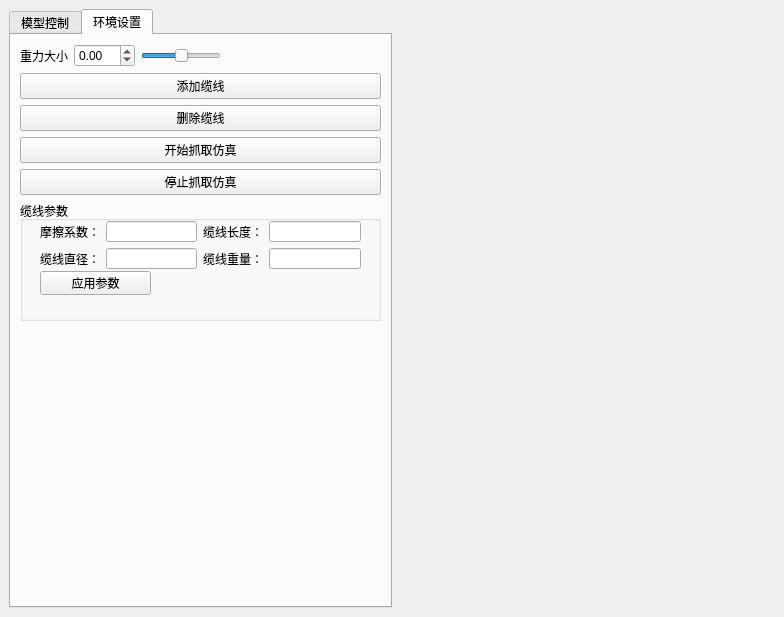
First picture: the form in ui/MainWindow.ui, repository unishuai/softSim, before the edit.
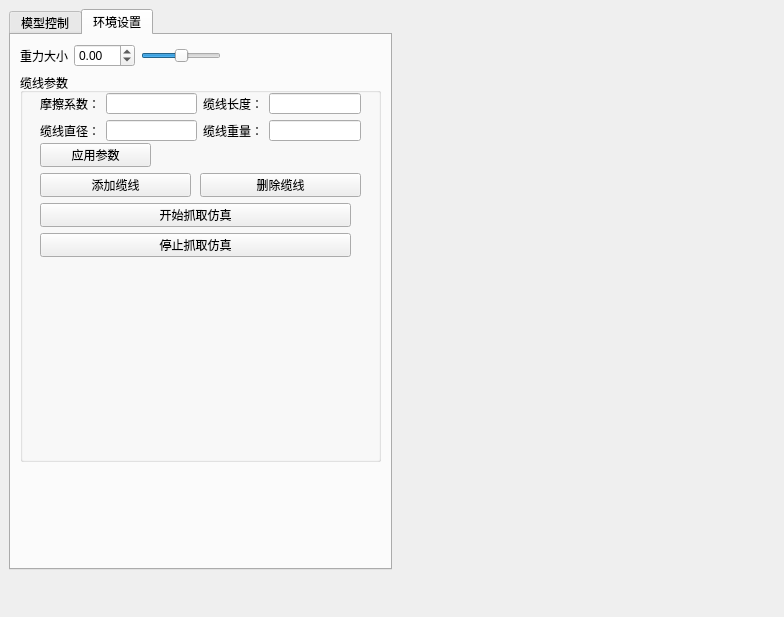
Second picture: the form after the edit. Icons and pictures are not drawn.

Commit message: 修改了界面，然后尝试添加了正压力和摩擦力，暂时遇到了困难

```diff
--- a/ui/MainWindow.ui
+++ b/ui/MainWindow.ui
@@ -460,7 +460,7 @@
          <attribute name="title">
           <string>环境设置</string>
          </attribute>
-         <layout class="QVBoxLayout" name="verticalLayout">
+         <layout class="QVBoxLayout" name="verticalLayout" stretch="1,8,2">
           <item>
            <layout class="QHBoxLayout" name="horizontalLayout_3">
             <item>
@@ -530,34 +530,6 @@
             </item>
            </layout>
           </item>
-          <item>
-           <widget class="QPushButton" name="btn_addCable">
-            <property name="text">
-             <string>添加缆线</string>
-            </property>
-           </widget>
-          </item>
-          <item>
-           <widget class="QPushButton" name="btn_removeCable">
-            <property name="text">
-             <string>删除缆线</string>
-            </property>
-           </widget>
-          </item>
-          <item>
-           <widget class="QPushButton" name="btn_startgraspSim">
-            <property name="text">
-             <string>开始抓取仿真</string>
-            </property>
-           </widget>
-          </item>
-          <item>
-           <widget class="QPushButton" name="btn_stopGraspSim">
-            <property name="text">
-             <string>停止抓取仿真</string>
-            </property>
-           </widget>
-          </item>
           <item>
            <widget class="QGroupBox" name="groupBox_3">
             <property name="sizePolicy">
@@ -640,6 +612,58 @@
               </item>
              </layout>
             </widget>
+            <widget class="QPushButton" name="btn_addCable">
+             <property name="geometry">
+              <rect>
+               <x>20</x>
+               <y>100</y>
+               <width>151</width>
+               <height>24</height>
+              </rect>
+             </property>
+             <property name="text">
+              <string>添加缆线</string>
+             </property>
+            </widget>
+            <widget class="QPushButton" name="btn_removeCable">
+             <property name="geometry">
+              <rect>
+               <x>180</x>
+               <y>100</y>
+               <width>161</width>
+               <height>24</height>
+              </rect>
+             </property>
+             <property name="text">
+              <string>删除缆线</string>
+             </property>
+            </widget>
+            <widget class="QPushButton" name="btn_startgraspSim">
+             <property name="geometry">
+              <rect>
+               <x>20</x>
+               <y>130</y>
+               <width>311</width>
+               <height>24</height>
+              </rect>
+             </property>
+             <property name="text">
+              <string>开始抓取仿真</string>
+             </property>
+            </widget>
+            <widget class="QPushButton" name="btn_stopGraspSim">
+             <property name="geometry">
+              <rect>
+               <x>20</x>
+               <y>160</y>
+               <width>311</width>
+               <height>24</height>
+              </rect>
+             </property>
+             <property name="text">
+              <string>停止抓取仿真</string>
+             </property>
+            </widget>
            </widget>
           </item>
           <item>
```
The commit also changes 4 other files.
